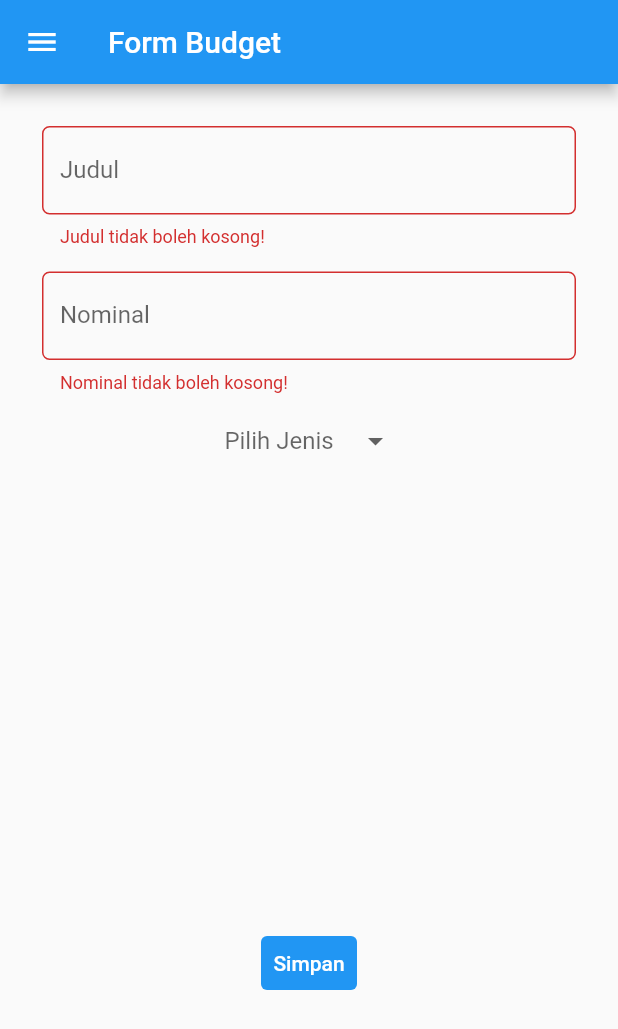
After one commit to monicaoktviona/pbp-flutter-lab, a Flutter app: the MyFormPage screen opened directly, after a tap on "Simpan", on a phone screen of 412 x 824 dp. The commit adds this screen. Shown: the top 1029 px of the screen. Run offline on Flutter 3.47's test engine with Material 2 defaults, Android fonts, the phone set to English and light mode, and no system bars.

Commit message:
Menyelesaikan Tugas 8

```diff
--- /dev/null
+++ b/counter_7/lib/form.dart
@@ -0,0 +1,192 @@
+import 'package:counter_7/main.dart';
+import 'package:counter_7/data.dart';
+import 'package:flutter/material.dart';
+
+List<Budget> listBudget = [];
+
+class MyFormPage extends StatefulWidget {
+  const MyFormPage({super.key});
+
+  @override
+  State<MyFormPage> createState() => _MyFormPageState();
+}
+
+class Budget {
+  final String judulBudget;
+  final double nominalBudget;
+  final String jenisBudget;
+
+  const Budget(this.judulBudget, this.nominalBudget, this.jenisBudget);
+}
+
+class _MyFormPageState extends State<MyFormPage> {
+  final _formKey = GlobalKey<FormState>();
+  String _judul = "";
+  double _nominal = 0;
+  String? jenis = null;
+  //List<String?> listJenis = ['Pemasukan', 'Pengeluaran'];
+
+  @override
+  Widget build(BuildContext context) {
+    return Scaffold(
+      appBar: AppBar(
+        title: Text('Form Budget'),
+      ),
+      // Menambahkan drawer menu
+      drawer: Drawer(
+        child: Column(
+          children: [
+            // Menambahkan clickable menu
+            ListTile(
+              title: const Text('counter_7'),
+              onTap: () {
+                // Route menu ke halaman utama
+                Navigator.pushReplacement(
+                  context,
+                  MaterialPageRoute(builder: (context) => const MyHomePage()),
+                );
+              },
+            ),
+            ListTile(
+              title: const Text('Tambah Budget'),
+              onTap: () {
+                // Route menu ke halaman form
+                Navigator.pushReplacement(
+                  context,
+                  MaterialPageRoute(builder: (context) => const MyFormPage()),
+                );
+              },
+            ),
+            ListTile(
+              title: const Text('Data Budget'),
+              onTap: () {
+                // Route menu ke halaman form
+                Navigator.pushReplacement(
+                  context,
+                  MaterialPageRoute(builder: (context) => const MyDataPage()),
+                );
+              },
+            ),
+          ],
+        ),
+      ),
+      body: Form(
+        key: _formKey,
+        child: SingleChildScrollView(
+          child: Container(
+            padding: const EdgeInsets.all(20.0),
+            child: Column(
+              children: [
+                Padding(
+                  // Menggunakan padding sebesar 8 pixels
+                  padding: const EdgeInsets.all(8.0),
+                  child: TextFormField(
+                    decoration: InputDecoration(
+                      labelText: "Judul",
+                      // Menambahkan circular border agar lebih rapi
+                      border: OutlineInputBorder(
+                        borderRadius: BorderRadius.circular(5.0),
+                      ),
+                    ),
+                    // Menambahkan behavior saat nama diketik
+                    onChanged: (String? value) {
+                      setState(() {
+                        _judul = value!;
+                      });
+                    },
+                    // Menambahkan behavior saat data disimpan
+                    onSaved: (String? value) {
+                      setState(() {
+                        _judul = value!;
+                      });
+                    },
+                    // Validator sebagai validasi form
+                    validator: (String? value) {
+                      if (value == null || value.isEmpty) {
+                        return 'Judul tidak boleh kosong!';
+                      }
+                      return null;
+                    },
+                  ),
+                ),
+                Padding(
+                  // Menggunakan padding sebesar 8 pixels
+                  padding: const EdgeInsets.all(8.0),
+                  child: TextFormField(
+                    decoration: InputDecoration(
+                      labelText: "Nominal",
+                      // Menambahkan circular border agar lebih rapi
+                      border: OutlineInputBorder(
+                        borderRadius: BorderRadius.circular(5.0),
+                      ),
+                    ),
+                    // Menambahkan behavior saat nama diketik
+                    onChanged: (String? value) {
+                      setState(() {
+                        _nominal = double.parse(value!);
+                      });
+                    },
+                    // Menambahkan behavior saat data disimpan
+                    onSaved: (String? value) {
+                      setState(() {
+                        double.parse(value!);
+                      });
+                    },
+                    // Validator sebagai validasi form
+                    validator: (String? value) {
+                      if (value == null || value.isEmpty) {
+                        return 'Nominal tidak boleh kosong!';
+                      }
+                      return null;
+                    },
+                  ),
+                ),
+                DropdownButton(
+                  underline: Container(),
+                  value: jenis,
+                  items: <String>['Pemasukan', 'Pengeluaran']
+                      .map((String val) => DropdownMenuItem<String>(
+                            value: val,
+                            child: Text(val),
+                          ))
+                      .toList(),
+                  hint: Text("Pilih Jenis"),
+                  onChanged: (String? newValue) {
+                    setState(() {
+                      jenis = newValue!;
+
+                    });
+                  },
+                ),
+                Padding(
+                  // Menggunakan padding sebesar 8 pixels
+                  padding: const EdgeInsets.only(top: 300),
+                  child: TextButton(
+                    child: const Text(
+                      "Simpan",
+                      style: TextStyle(color: Colors.white),
+                    ),
+                    style: ButtonStyle(
+                      backgroundColor: MaterialStateProperty.all(Colors.blue),
+                    ),
+                    onPressed: () {
+                      if (_formKey.currentState!.validate()) {
+                        listBudget.add(Budget(_judul, _nominal, jenis.toString()));
+                        final snackBar = SnackBar(
+                          content: const Text('Budget berhasil ditambahkan!'),
+                        );
+                        // Find the ScaffoldMessenger in the widget tree
+                        // and use it to show a SnackBar.
+                        ScaffoldMessenger.of(context).showSnackBar(snackBar);
+                      }
+                    },
+                  ),
+                ),
+              ],
+            ),
+          ),
+        ),
+      ),
+    );
+  }
+}
```
Also changed, not shown: counter_7/lib/data.dart (added, +95 -0 lines), counter_7/lib/main.dart (+44 -4 lines).
